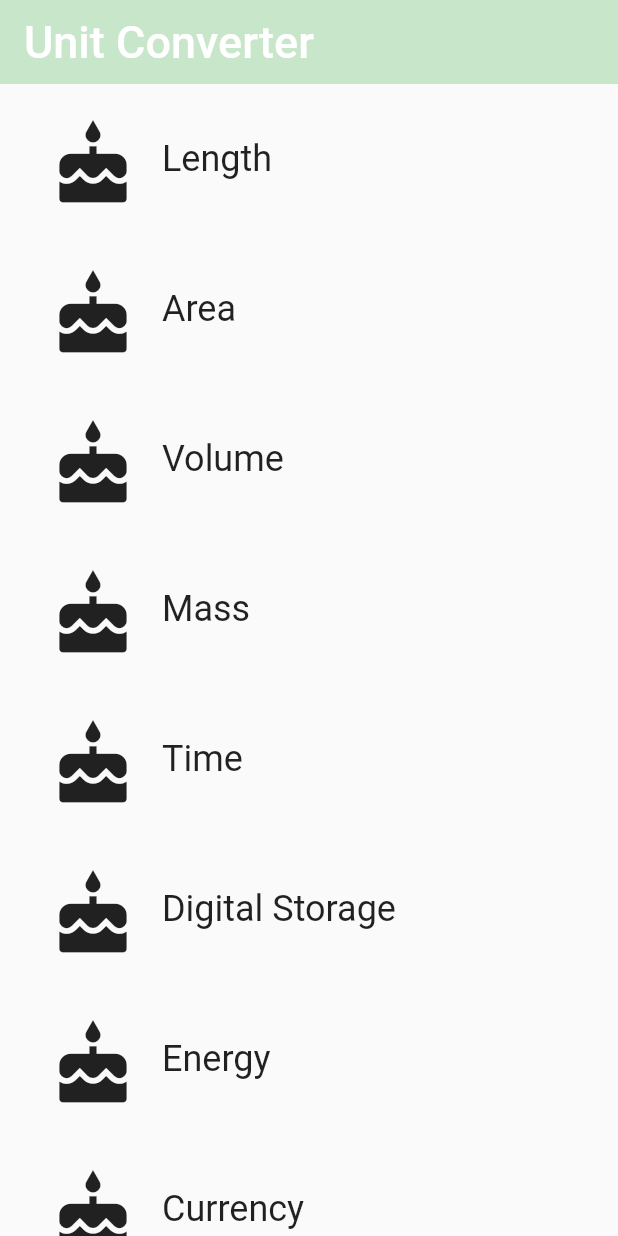
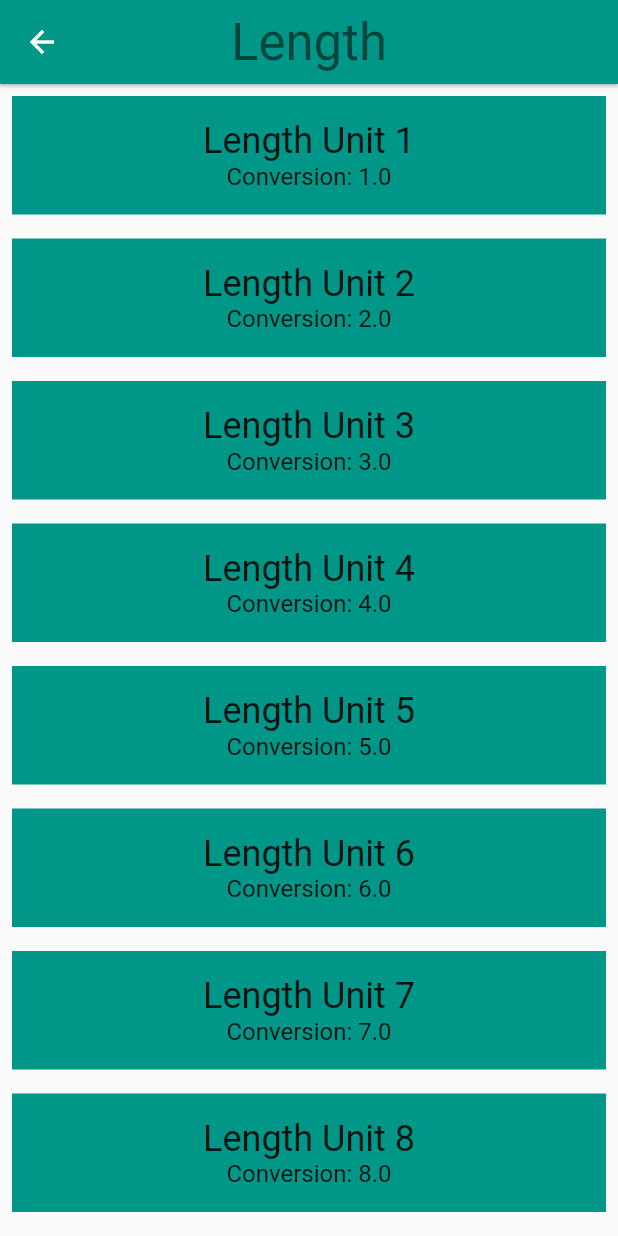
Before and after one commit to ashah2193/unit-converter, a Flutter app: the screen it shows after launch, after a tap on "Length", on a phone screen of 412 x 824 dp. Run offline on Flutter 3.47's test engine with Material 2 defaults, Android fonts, the phone set to English and light mode, and no system bars.

Commit message:
Add unit converter component with mock data

```diff
--- a/lib/category.dart
+++ b/lib/category.dart
@@ -1,32 +1,90 @@
 import 'package:flutter/material.dart';
+import 'package:meta/meta.dart';
 
-const _height = 100.0;
-const _borderRadius = 50.0;
+import 'package:tutorial_1/converter_route.dart';
+import 'package:tutorial_1/unit.dart';
+
+final _rowHeight = 100.0;
+final _borderRadius = BorderRadius.circular(_rowHeight / 2);
 
 class Category extends StatelessWidget {
   final String name;
-  final Color color;
-  final IconData icon;
+  final ColorSwatch color;
+  final IconData iconLocation;
+  final List<Unit> units;
 
-  const Category({this.name, this.color, this.icon});
+  const Category({
+    Key key,
+    @required this.name,
+    @required this.color,
+    @required this.iconLocation,
+    @required this.units,
+  })  : assert(name != null),
+        assert(color != null),
+        assert(iconLocation != null),
+        assert(units != null),
+        super(key: key);
+
+  /// Navigates to the [ConverterRoute].
+  void _navigateToConverter(BuildContext context) {
+    Navigator.of(context).push(MaterialPageRoute<Null>(
+      builder: (BuildContext context) {
+        return Scaffold(
+          appBar: AppBar(
+            elevation: 1.0,
+            title: Text(
+              name,
+              style: Theme.of(context).textTheme.display1,
+            ),
+            centerTitle: true,
+            backgroundColor: color,
+          ),
+          body: ConverterRoute(
+            color: color,
+            units: units,
+          ),
+        );
+      },
+    ));
+  }
 
   @override
   Widget build(BuildContext context) {
-    return Container(
-        padding: EdgeInsets.all(8.0),
-        height: _height,
+    return Material(
+      color: Colors.transparent,
+      child: Container(
+        height: _rowHeight,
         child: InkWell(
+          borderRadius: _borderRadius,
+          highlightColor: color,
           splashColor: color,
-          highlightColor: color,
-          borderRadius: BorderRadius.circular(_borderRadius),
           onTap: () {
-            print('I was tapped!');
+            _navigateToConverter(context);
           },
-          child: Row(children: <Widget>[
-            Padding(
-                child: Icon(icon, size: 60.0), padding: EdgeInsets.all(16.0)),
-            Expanded(child: Text(name, style: TextStyle(fontSize: 24.0)))
-          ]),
-        ));
+          child: Padding(
+            padding: EdgeInsets.all(8.0),
+            child: Row(
+              crossAxisAlignment: CrossAxisAlignment.stretch,
+              children: [
+                Padding(
+                  padding: EdgeInsets.all(16.0),
+                  child: Icon(
+                    iconLocation,
+                    size: 60.0,
+                  ),
+                ),
+                Center(
+                  child: Text(
+                    name,
+                    textAlign: TextAlign.center,
+                    style: Theme.of(context).textTheme.headline,
+                  ),
+                ),
+              ],
+            ),
+          ),
+        ),
+      ),
+    );
   }
 }
--- a/lib/category_route.dart
+++ b/lib/category_route.dart
@@ -1,6 +1,9 @@
 import 'package:flutter/material.dart';
 
 import 'package:tutorial_1/category.dart';
+import 'package:tutorial_1/unit.dart';
+
+final _backgroundColor = Colors.green[100];
 
 class CategoryRoute extends StatelessWidget {
   const CategoryRoute();
@@ -27,24 +30,57 @@ class CategoryRoute extends StatelessWidget {
     Colors.red,
   ];
 
+  /// Makes the correct number of rows for the list view.
+  ///
+  /// For portrait, we use a [ListView].
+  Widget _buildCategoryWidgets(List<Widget> categories) {
+    return ListView.builder(
+      itemBuilder: (BuildContext context, int index) => categories[index],
+      itemCount: categories.length,
+    );
+  }
+
+  /// Returns a list of mock [Unit]s.
+  List<Unit> _retrieveUnitList(String categoryName) {
+    return List.generate(10, (int i) {
+      i += 1;
+      return Unit(
+        name: '$categoryName Unit $i',
+        conversion: i.toDouble(),
+      );
+    });
+  }
+
   @override
   Widget build(BuildContext context) {
+    final categories = <Category>[];
+
+    for (var i = 0; i < _categoryNames.length; i++) {
+      categories.add(Category(
+        name: _categoryNames[i],
+        color: _baseColors[i],
+        iconLocation: Icons.cake,
+        units: _retrieveUnitList(_categoryNames[i]),
+      ));
+    }
+
     final listView = Container(
-        padding: EdgeInsets.only(left: 8.0, right: 8.0),
-        child: ListView.builder(
-          itemCount: _categoryNames.length,
-          itemBuilder: (context, index) {
-            return Category(
-                name: _categoryNames[index],
-                color: _baseColors[index],
-                icon: Icons.cake);
-          },
-        ));
+      color: _backgroundColor,
+      padding: EdgeInsets.symmetric(horizontal: 8.0),
+      child: _buildCategoryWidgets(categories),
+    );
 
     final appBar = AppBar(
-      title: Text('Unit Converter', style: TextStyle(fontSize: 30.0)),
-      elevation: 0,
-      backgroundColor: Colors.green[100],
+      elevation: 0.0,
+      title: Text(
+        'Unit Converter',
+        style: TextStyle(
+          color: Colors.black,
+          fontSize: 30.0,
+        ),
+      ),
+      centerTitle: true,
+      backgroundColor: _backgroundColor,
     );
 
     return Scaffold(
--- /dev/null
+++ b/lib/converter_route.dart
@@ -0,0 +1,42 @@
+import 'package:flutter/material.dart';
+import 'package:meta/meta.dart';
+
+import 'package:tutorial_1/unit.dart';
+
+class ConverterRoute extends StatelessWidget {
+  final List<Unit> units;
+  final Color color;
+
+  const ConverterRoute({
+    @required this.units,
+    @required this.color,
+  }) : assert(units != null),
+  assert(color != null);
+
+  @override
+  Widget build(BuildContext context) {
+    final unitWidgets = units.map((Unit unit) {
+      return Container(
+        margin: EdgeInsets.all(8.0),
+        padding: EdgeInsets.all(16.0),
+        color: color,
+        child: Column(
+          children: <Widget>[
+            Text(
+              unit.name,
+              style: Theme.of(context).textTheme.headline,
+            ),
+            Text(
+              'Conversion: ${unit.conversion}',
+              style: Theme.of(context).textTheme.subhead,
+            ),
+          ],
+        ),
+      );
+    }).toList();
+
+    return ListView(
+      children: unitWidgets,
+    );
+  }
+}
--- /dev/null
+++ b/lib/unit.dart
@@ -0,0 +1,18 @@
+import 'package:meta/meta.dart';
+
+class Unit {
+  final String name;
+  final double conversion;
+
+  const Unit({
+    @required this.name,
+    @required this.conversion,
+  })  : assert(name != null),
+        assert(conversion != null);
+
+  Unit.fromJson(Map jsonMap)
+      : assert(jsonMap['name'] != null),
+        assert(jsonMap['conversion'] != null),
+        name = jsonMap['name'],
+        conversion = jsonMap['conversion'].toDouble();
+}
```
